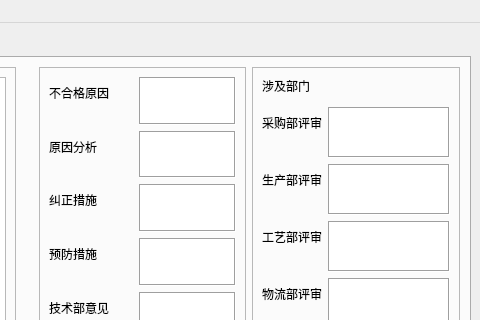
xeeboy/PartsReview, file mainwindow.ui: the form before one commit; both pictures show x 281 to 761 and y 0 to 320 of the 761 by 552 pixel window.
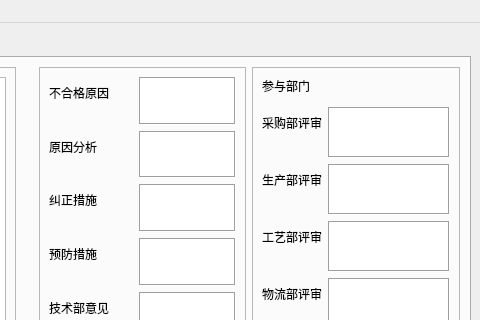
The form after the commit. Icons and pictures are not drawn.

```diff
--- a/mainwindow.ui
+++ b/mainwindow.ui
@@ -916,8 +916,41 @@
             <layout class="QFormLayout" name="formLayout_3">
              <item row="0" column="0">
               <widget class="QLabel" name="label_29">
+               <property name="contextMenuPolicy">
+                <enum>Qt::DefaultContextMenu</enum>
+               </property>
+               <property name="toolTip">
+                <string>需参与评审的部门</string>
+               </property>
+               <property name="frameShape">
+                <enum>QFrame::Panel</enum>
+               </property>
+               <property name="frameShadow">
+                <enum>QFrame::Plain</enum>
+               </property>
+               <property name="lineWidth">
+                <number>-5</number>
+               </property>
+               <property name="midLineWidth">
+                <number>2</number>
+               </property>
                <property name="text">
-                <string>涉及部门</string>
+                <string>参与部门</string>
+               </property>
+               <property name="textFormat">
+                <enum>Qt::AutoText</enum>
+               </property>
+               <property name="scaledContents">
+                <bool>false</bool>
+               </property>
+               <property name="alignment">
+                <set>Qt::AlignJustify|Qt::AlignVCenter</set>
+               </property>
+               <property name="margin">
+                <number>1</number>
+               </property>
+               <property name="indent">
+                <number>-1</number>
                </property>
               </widget>
              </item>
```
Left out of the diff: 8 changed lines with no effect on the pictures.
